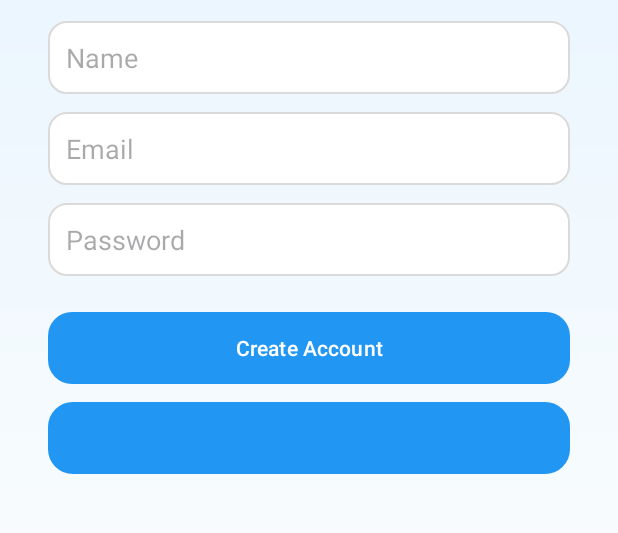
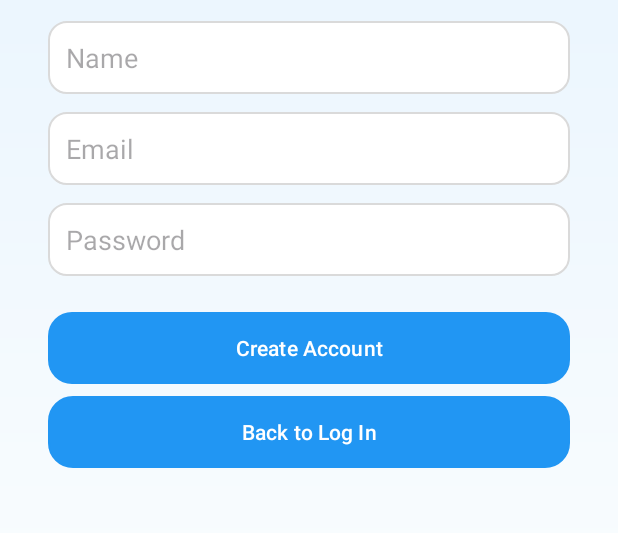
Before and after one commit to giliannerose/TripMate, an Android app built with Jetpack Compose: the screen it shows after launch (SignupActivity), after a tap on "Get Started", on a phone screen of 412 x 824 dp, the part 375-908 px from its top. Run offline under Robolectric (Android 15) with nearby library versions, the phone set to English and light mode, and no system bars.

Commit message:
fixed font color

```diff
--- a/app/src/main/java/com/example/tripmate/NotificationsActivity.kt
+++ b/app/src/main/java/com/example/tripmate/NotificationsActivity.kt
@@ -60,8 +60,13 @@ class NotificationsActivity : AppCompatActivity() {
             startActivity(intent)
         }
 
+            // ack button
         btnAcknowledge.setOnClickListener {
             Toast.makeText(this, "Acknowledged.", Toast.LENGTH_SHORT).show()
+            btnAcknowledge.isEnabled = false
+            // Change background to gray
+            btnAcknowledge.setBackgroundColor(resources.getColor(android.R.color.darker_gray))
+            btnAcknowledge.setTextColor(resources.getColor(android.R.color.white))
         }
 
         //highlight notif
--- a/app/src/main/res/layout/activity_create_trip.xml
+++ b/app/src/main/res/layout/activity_create_trip.xml
@@ -197,7 +197,7 @@
                 android:layout_marginBottom="16dp"
                 android:background="@drawable/rounded_button_secondary"
                 android:text="👤 Invite"
-                android:textColor="#2196F3" />
+                android:textColor="#FFFFFF" />
         </LinearLayout>
     </ScrollView>
 
--- a/app/src/main/res/layout/activity_dashboard.xml
+++ b/app/src/main/res/layout/activity_dashboard.xml
@@ -92,7 +92,7 @@
                             android:layout_width="wrap_content"
                             android:layout_height="wrap_content"
                             android:text="View Itinerary"
-                            android:textColor="#2196F3"
+                            android:textColor="#FFFFFF"
                             android:textSize="13sp"
                             android:background="@drawable/rounded_button_secondary"
                             android:layout_marginTop="8dp"/>
--- a/app/src/main/res/layout/activity_login.xml
+++ b/app/src/main/res/layout/activity_login.xml
@@ -100,7 +100,7 @@
         android:layout_width="0dp"
         android:layout_height="wrap_content"
         android:text="Register Now"
-        android:textColor="#2196F3"
+        android:textColor="#FFFFFF"
         android:background="@drawable/rounded_button_secondary"
         android:layout_marginTop="12dp"
         android:layout_marginStart="32dp"
--- a/app/src/main/res/layout/activity_signup.xml
+++ b/app/src/main/res/layout/activity_signup.xml
@@ -116,14 +116,15 @@
         android:id="@+id/btnBackLogin"
         android:layout_width="0dp"
         android:layout_height="wrap_content"
+        android:layout_marginStart="32dp"
+        android:layout_marginTop="8dp"
+        android:layout_marginEnd="32dp"
+        android:background="@drawable/rounded_button_secondary"
         android:text="Back to Log In"
-        android:textColor="#2196F3"
-        android:background="@drawable/rounded_button_secondary"
-        android:layout_marginTop="12dp"
-        android:layout_marginStart="32dp"
-        android:layout_marginEnd="32dp"
-        app:layout_constraintTop_toBottomOf="@id/btnCreateAccount"
+        android:textColor="#FFFFFF"
+        app:layout_constraintEnd_toEndOf="parent"
+        app:layout_constraintHorizontal_bias="0.0"
         app:layout_constraintStart_toStartOf="parent"
-        app:layout_constraintEnd_toEndOf="parent"/>
+        app:layout_constraintTop_toBottomOf="@id/btnCreateAccount" />
 
 </androidx.constraintlayout.widget.ConstraintLayout>
--- a/app/src/main/res/layout/activity_welcome.xml
+++ b/app/src/main/res/layout/activity_welcome.xml
@@ -77,7 +77,7 @@
         android:background="@drawable/rounded_button_secondary"
         android:fontFamily="sans-serif"
         android:text="I already have an account"
-        android:textColor="#2196F3"
+        android:textColor= "#FFFFFF"
         app:layout_constraintEnd_toEndOf="parent"
         app:layout_constraintHorizontal_bias="0.0"
         app:layout_constraintStart_toStartOf="parent"
```
Also changed, not shown: app/src/main/res/layout/activity_profile_setup.xml (+9 -7 lines).
